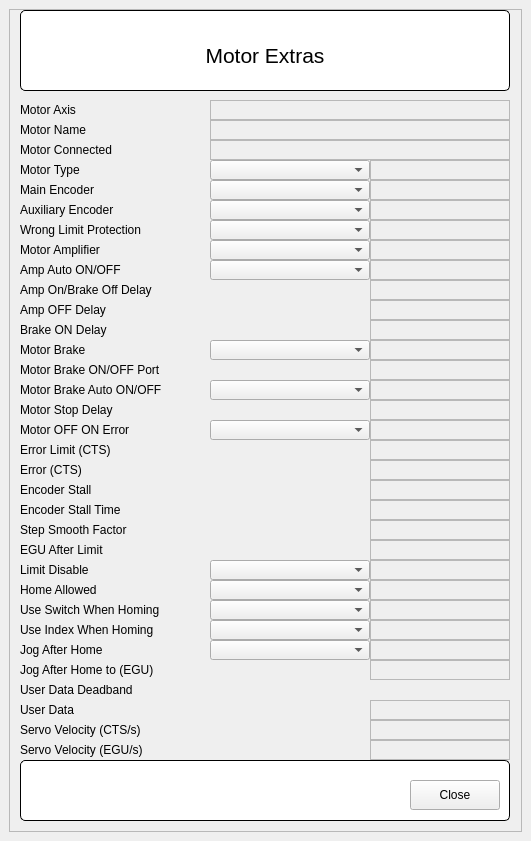
The window that FormGalilMotorExtras.ui (SESAME-Synchrotron/galil-qt) describes before a commit, drawn with Qt 5.
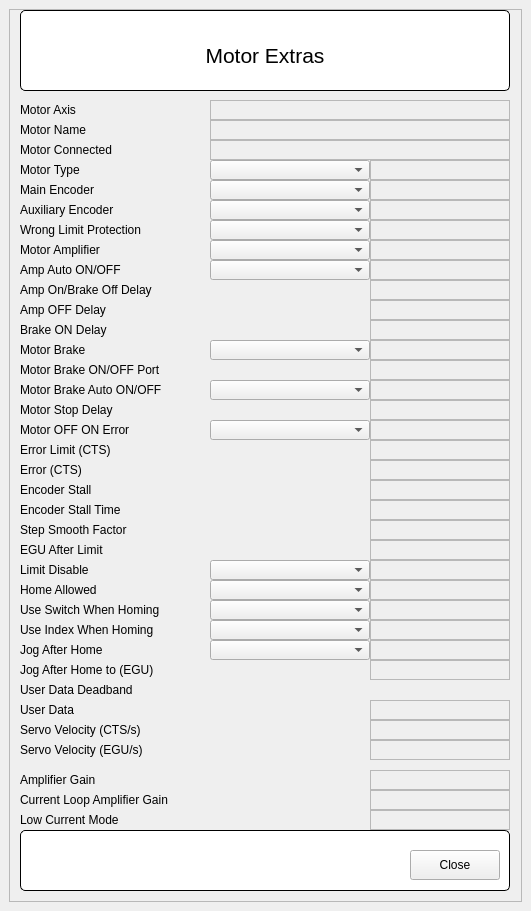
The same window after the commit. Custom widgets are drawn as their Qt base class.

Commit message: Added BISS encoder GUI, added amplifier settings to Extras GUI.

What changed in the file:
```diff
--- a/FormGalilMotorExtras.ui
+++ b/FormGalilMotorExtras.ui
@@ -7,7 +7,7 @@
     <x>0</x>
     <y>0</y>
     <width>531</width>
-    <height>841</height>
+    <height>911</height>
    </rect>
   </property>
   <property name="windowTitle">
@@ -25,8 +25,8 @@
         <rect>
          <x>0</x>
          <y>0</y>
-         <width>501</width>
-         <height>811</height>
+         <width>511</width>
+         <height>891</height>
         </rect>
        </property>
        <widget class="QELabel" name="qelabel_8">
@@ -1308,7 +1308,7 @@
         <property name="geometry">
          <rect>
           <x>10</x>
-          <y>750</y>
+          <y>820</y>
           <width>490</width>
           <height>61</height>
          </rect>
@@ -1428,6 +1428,141 @@
          <string/>
         </property>
        </widget>
+       <widget class="QENumericEdit" name="qenumericedit_12">
+        <property name="geometry">
+         <rect>
+          <x>200</x>
+          <y>760</y>
+          <width>160</width>
+          <height>20</height>
+         </rect>
+        </property>
+        <property name="variable" stdset="0">
+         <string>$(group)_AMPGAIN_CMD</string>
+        </property>
+        <property name="variableSubstitutions" stdset="0">
+         <string/>
+        </property>
+       </widget>
+       <widget class="QENumericEdit" name="qenumericedit_13">
+        <property name="geometry">
+         <rect>
+          <x>200</x>
+          <y>780</y>
+          <width>160</width>
+          <height>20</height>
+         </rect>
+        </property>
+        <property name="variable" stdset="0">
+         <string>$(group)_AMPCLGAIN_CMD</string>
+        </property>
+        <property name="variableSubstitutions" stdset="0">
+         <string/>
+        </property>
+       </widget>
+       <widget class="QENumericEdit" name="qenumericedit_14">
+        <property name="geometry">
+         <rect>
+          <x>200</x>
+          <y>800</y>
+          <width>160</width>
+          <height>20</height>
+         </rect>
+        </property>
+        <property name="variable" stdset="0">
+         <string>$(group)_AMPLC_SP</string>
+        </property>
+        <property name="variableSubstitutions" stdset="0">
+         <string/>
+        </property>
+       </widget>
+       <widget class="QELabel" name="qelabel_33">
+        <property name="geometry">
+         <rect>
+          <x>360</x>
+          <y>760</y>
+          <width>140</width>
+          <height>20</height>
+         </rect>
+        </property>
+        <property name="frameShape">
+         <enum>QFrame::StyledPanel</enum>
+        </property>
+        <property name="variable" stdset="0">
+         <string>$(group)_AMPGAIN_MON</string>
+        </property>
+       </widget>
+       <widget class="QELabel" name="qelabel_34">
+        <property name="geometry">
+         <rect>
+          <x>360</x>
+          <y>780</y>
+          <width>140</width>
+          <height>20</height>
+         </rect>
+        </property>
+        <property name="frameShape">
+         <enum>QFrame::StyledPanel</enum>
+        </property>
+        <property name="variable" stdset="0">
+         <string>$(group)_AMPCLGAIN_MON</string>
+        </property>
+       </widget>
+       <widget class="QELabel" name="qelabel_35">
+        <property name="geometry">
+         <rect>
+          <x>360</x>
+          <y>800</y>
+          <width>140</width>
+          <height>20</height>
+         </rect>
+        </property>
+        <property name="frameShape">
+         <enum>QFrame::StyledPanel</enum>
+        </property>
+        <property name="variable" stdset="0">
+         <string>$(group)_AMPLC_MON</string>
+        </property>
+       </widget>
+       <widget class="QLabel" name="label_34">
+        <property name="geometry">
+         <rect>
+          <x>10</x>
+          <y>760</y>
+          <width>190</width>
+          <height>20</height>
+         </rect>
+        </property>
+        <property name="text">
+         <string>Amplifier Gain</string>
+        </property>
+       </widget>
+       <widget class="QLabel" name="label_35">
+        <property name="geometry">
+         <rect>
+          <x>10</x>
+          <y>780</y>
+          <width>190</width>
+          <height>20</height>
+         </rect>
+        </property>
+        <property name="text">
+         <string>Current Loop Amplifier Gain</string>
+        </property>
+       </widget>
+       <widget class="QLabel" name="label_36">
+        <property name="geometry">
+         <rect>
+          <x>10</x>
+          <y>800</y>
+          <width>190</width>
+          <height>20</height>
+         </rect>
+        </property>
+        <property name="text">
+         <string>Low Current Mode</string>
+        </property>
+       </widget>
       </widget>
      </widget>
     </item>
```
The commit also changes 7 other files.
